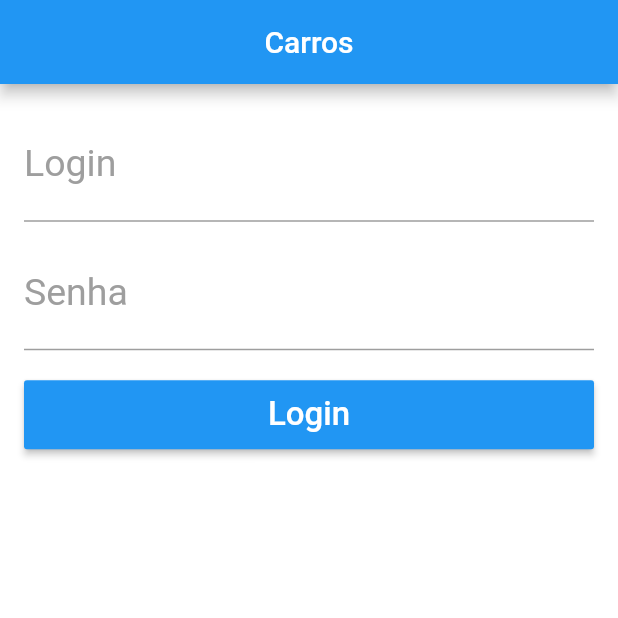
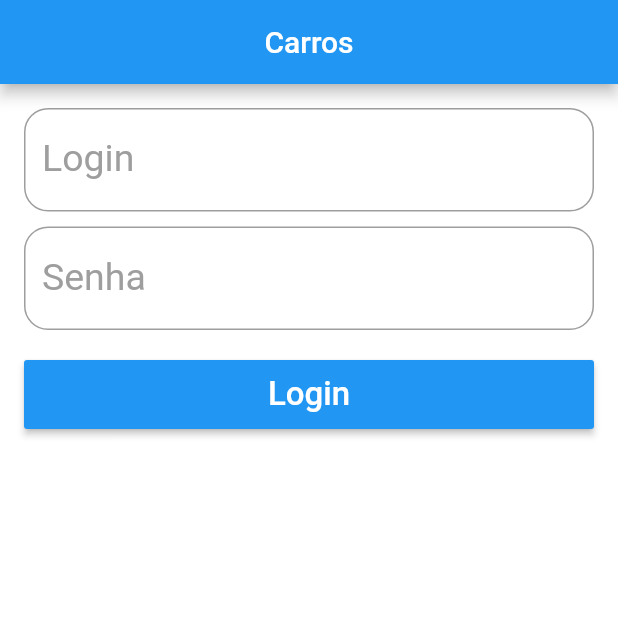
Before and after one commit to antoniojunior1890/flutter-cars, a Flutter app: the screen it shows after launch, on a phone screen of 412 x 824 dp, the top half of it. Run offline on Flutter 3.47's test engine with Material 2 defaults, Android fonts, the phone set to English and light mode, and no system bars.

Commit message:
border widget text

```diff
--- a/lib/widgets/app_text.dart
+++ b/lib/widgets/app_text.dart
@@ -42,6 +42,9 @@ class AppText extends StatelessWidget {
         color: Colors.blue,
       ),
       decoration: InputDecoration(
+        border: OutlineInputBorder(
+          borderRadius: BorderRadius.circular(16),
+        ),
         labelText: label,
         labelStyle: TextStyle(
           fontSize: 25,
```
